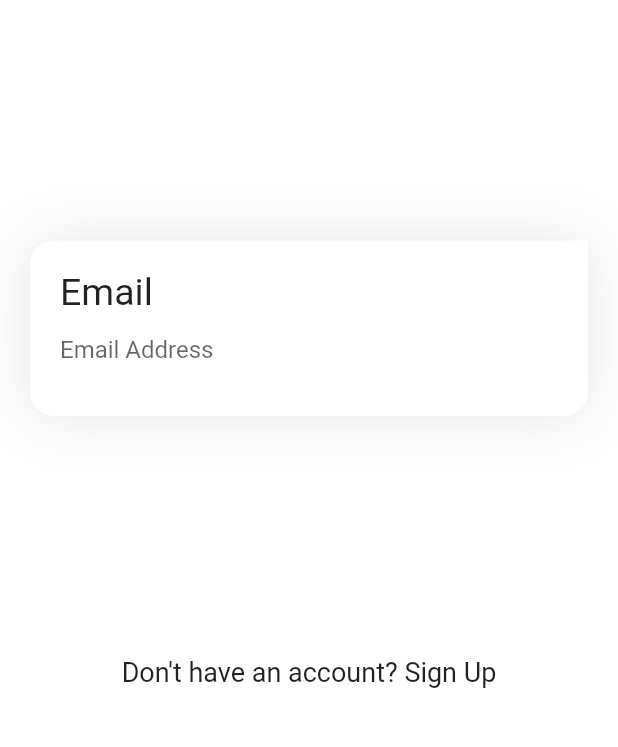
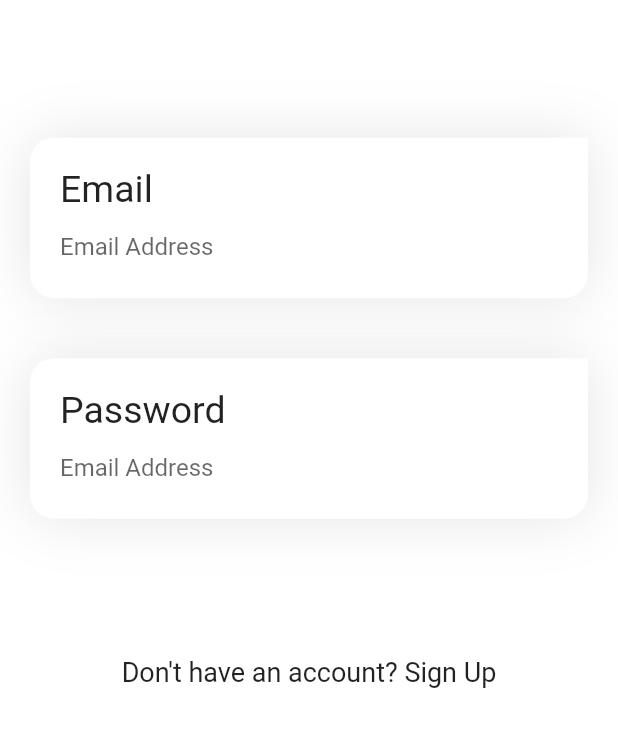
Before and after one commit to MaryaBaloch20/Login-UI-Flutter, a Flutter app: the screen it shows after launch, on a phone screen of 412 x 824 dp, the part 488-1235 px from its top. Run offline on Flutter 3.47's test engine with Material 2 defaults, Android fonts, the phone set to English and light mode, and no system bars.

Commit message:
pass field added

```diff
--- a/lib/views/login.dart
+++ b/lib/views/login.dart
@@ -10,6 +10,8 @@ class Login extends StatefulWidget {
 }
 
 class _LoginState extends State<Login> {
+  // TextEditingController emailController;
+  // TextEditingController passwordController;
   @override
   Widget build(BuildContext context) {
     return Scaffold(
@@ -54,7 +56,21 @@ class _LoginState extends State<Login> {
                   Column(
                     // ignore: prefer_const_literals_to_create_immutables
                     children: [
-                      const MyInputField(),
+                      MyInputField(
+                        label: "Email",
+                        placeholder: "Email Address",
+                        textEditingController: TextEditingController(),
+                        isPassField: false,
+                      ),
+                      const SizedBox(
+                        height: 40,
+                      ),
+                      MyInputField(
+                        label: "Password",
+                        placeholder: "Email Address",
+                        textEditingController: TextEditingController(),
+                        isPassField: true,
+                      ),
                     ],
                   ),
                   Row(
--- a/lib/widgets/my_input_field.dart
+++ b/lib/widgets/my_input_field.dart
@@ -1,14 +1,22 @@
 import 'package:flutter/material.dart';
 
 class MyInputField extends StatelessWidget {
+  final bool isPassField;
+  final String placeholder;
+  final String label;
+  final TextEditingController textEditingController;
   const MyInputField({
     Key? key,
+    required this.placeholder,
+    required this.textEditingController,
+    required this.label,
+    required this.isPassField,
   }) : super(key: key);
 
   @override
   Widget build(BuildContext context) {
     return Container(
-      padding: const EdgeInsets.all(20),
+      padding: const EdgeInsets.only(top: 20, right: 20, left: 20, bottom: 10),
       decoration: BoxDecoration(
           color: Colors.white,
           borderRadius: const BorderRadius.only(
@@ -24,14 +32,16 @@ class MyInputField extends StatelessWidget {
           ]),
       child: Column(
         crossAxisAlignment: CrossAxisAlignment.start,
-        children: const [
+        children: [
           Text(
-            "Email",
-            style: TextStyle(fontSize: 25),
+            label,
+            style: const TextStyle(fontSize: 25),
           ),
           TextField(
+            obscureText: isPassField,
+            controller: textEditingController,
             decoration: InputDecoration(
-              hintText: "Email Address",
+              hintText: placeholder,
               border: InputBorder.none,
             ),
           )
```
